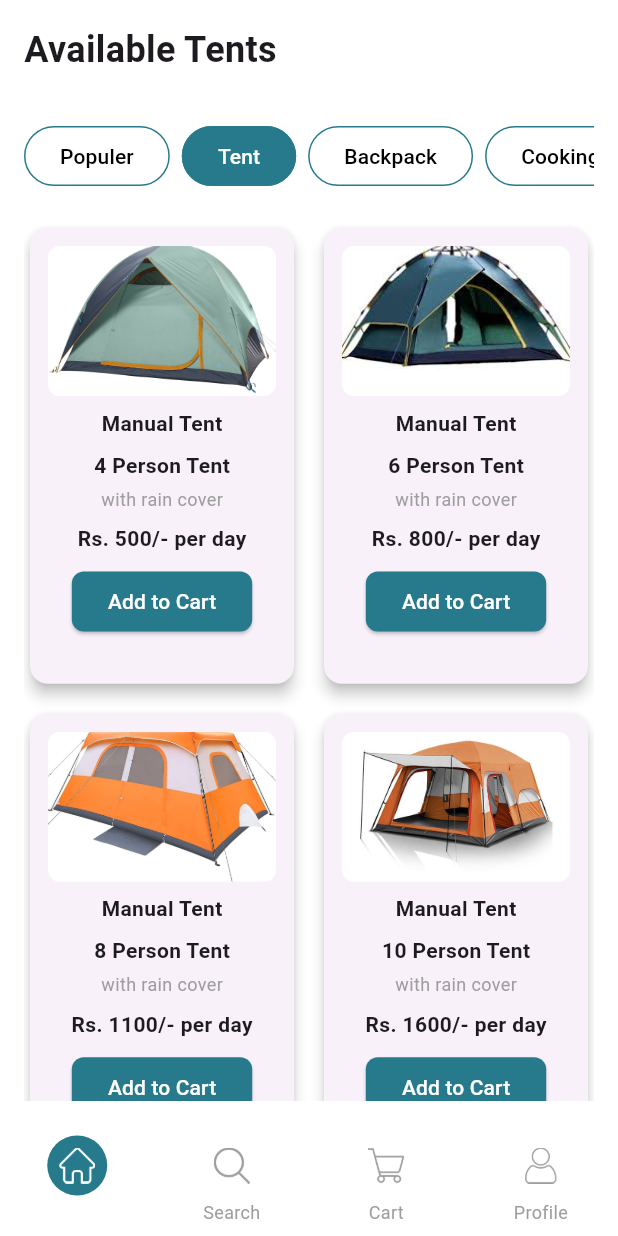
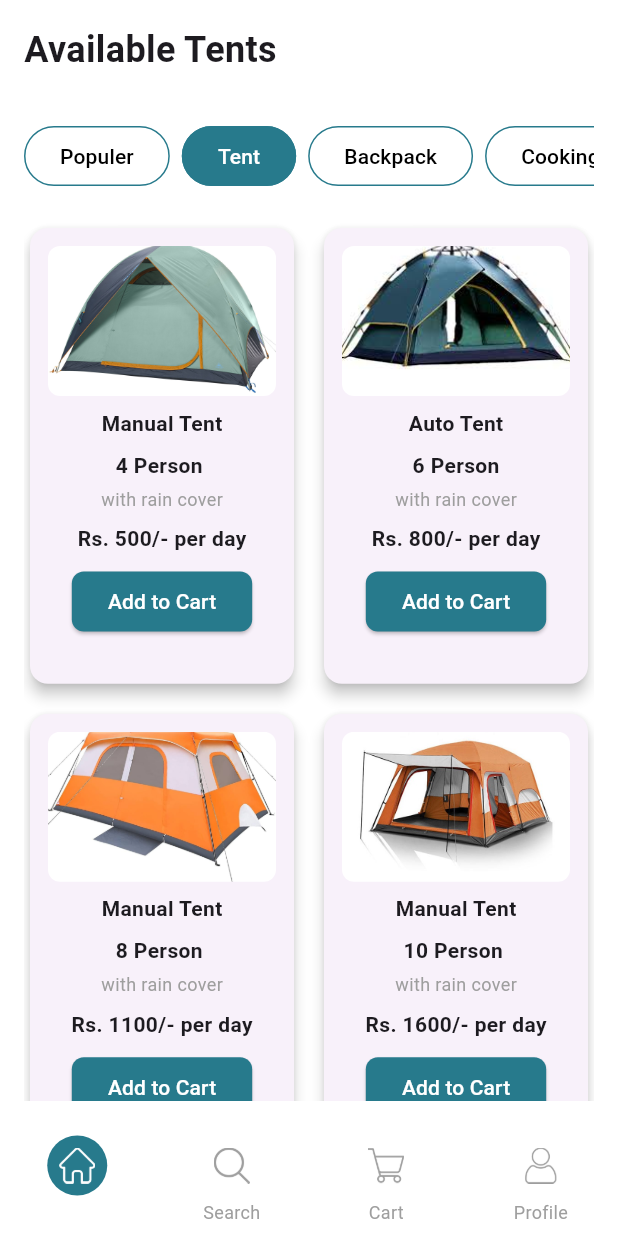
Before and after one commit to Chanukaisuru/CampKit, a Flutter app: the TentPage screen opened directly, on a phone screen of 412 x 824 dp. Run offline on Flutter 3.47's test engine with Material 3 defaults, Android fonts, the light colour scheme and no system bars.

Commit message:
change tent data

```diff
--- a/lib/category_pages/tent/tent_data.dart
+++ b/lib/category_pages/tent/tent_data.dart
@@ -13,8 +13,8 @@ class Tent {
 }
 
 final List<Tent> tents = [
-  Tent(imageUrl: 'assets/image/4person.jpg', name: 'Manual Tent', capacity: '4 Person Tent', price: 500),
-  Tent(imageUrl: 'assets/image/6person.jpeg', name: 'Manual Tent', capacity: '6 Person Tent', price: 800),
-  Tent(imageUrl: 'assets/image/8person.jpeg', name: 'Manual Tent', capacity: '8 Person Tent', price: 1100),
-  Tent(imageUrl: 'assets/image/10person.jpeg', name: 'Manual Tent', capacity: '10 Person Tent', price: 1600),
+  Tent(imageUrl: 'assets/image/4person.jpg', name: 'Manual Tent', capacity: '4 Person ', price: 500),
+  Tent(imageUrl: 'assets/image/6person.jpeg', name: 'Auto Tent', capacity: '6 Person', price: 800),
+  Tent(imageUrl: 'assets/image/8person.jpeg', name: 'Manual Tent', capacity: '8 Person ', price: 1100),
+  Tent(imageUrl: 'assets/image/10person.jpeg', name: 'Manual Tent', capacity: '10 Person ', price: 1600),
 ];
```
